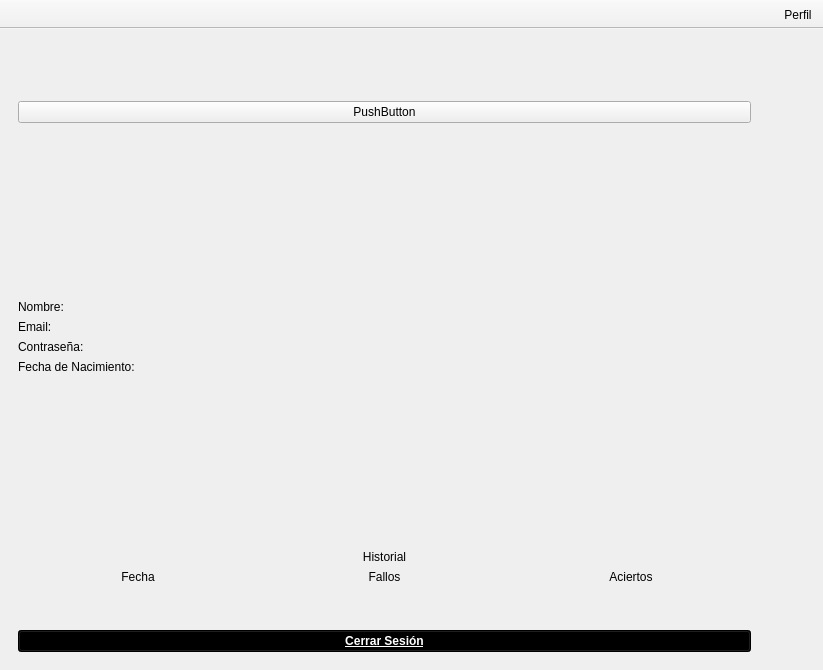
First picture: the form in mainwindow.ui, repository raqquel21/carta-nautica, before the edit.
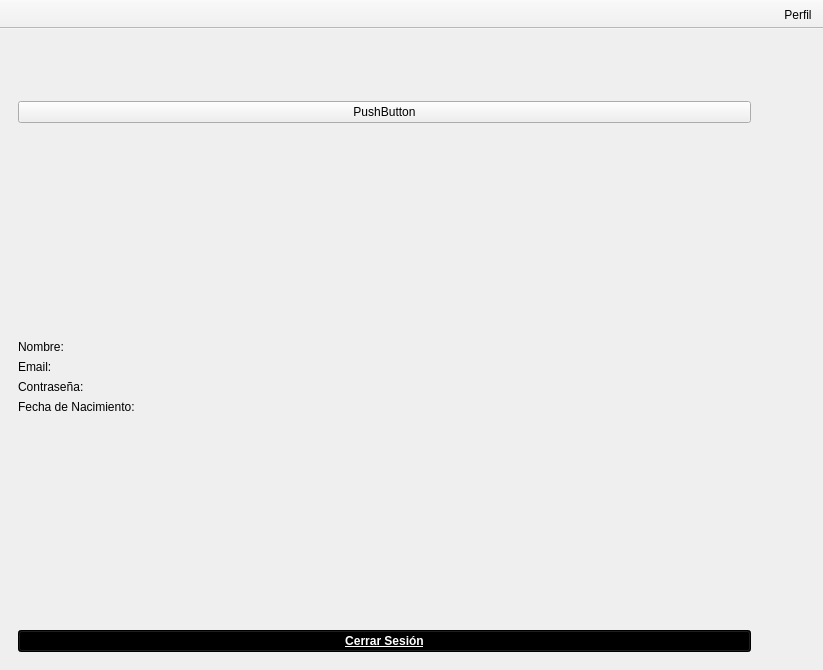
Second picture: the form after the edit. The open tabs and pages were chosen to show the change. Icons and pictures are not drawn.

Commit message: ojo contraseña y tab

Patch:
```diff
--- a/mainwindow.ui
+++ b/mainwindow.ui
@@ -587,7 +587,48 @@
           </item>
           <item row="1" column="0">
            <layout class="QGridLayout" name="gridLayout_8">
-            <item row="15" column="0" colspan="3">
+            <item row="1" column="0" colspan="2">
+             <spacer name="verticalSpacer_8">
+              <property name="orientation">
+               <enum>Qt::Orientation::Vertical</enum>
+              </property>
+              <property name="sizeHint" stdset="0">
+               <size>
+                <width>20</width>
+                <height>40</height>
+               </size>
+              </property>
+             </spacer>
+            </item>
+            <item row="0" column="0" colspan="2">
+             <widget class="QPushButton" name="pushButton">
+              <property name="text">
+               <string>PushButton</string>
+              </property>
+             </widget>
+            </item>
+            <item row="2" column="0" colspan="2">
+             <widget class="QLabel" name="nombre">
+              <property name="text">
+               <string>Nombre:</string>
+              </property>
+             </widget>
+            </item>
+            <item row="5" column="0" colspan="2">
+             <widget class="QLabel" name="nacimiento">
+              <property name="text">
+               <string>Fecha de Nacimiento:</string>
+              </property>
+             </widget>
+            </item>
+            <item row="3" column="0" colspan="2">
+             <widget class="QLabel" name="email">
+              <property name="text">
+               <string>Email:</string>
+              </property>
+             </widget>
+            </item>
+            <item row="10" column="0" colspan="2">
              <widget class="QPushButton" name="cerrarSesion">
               <property name="font">
                <font>
@@ -607,129 +648,26 @@
               </property>
              </widget>
             </item>
-            <item row="7" column="0" colspan="3">
-             <widget class="QLabel" name="label">
-              <property name="text">
-               <string>Historial</string>
+            <item row="6" column="0" colspan="2">
+             <spacer name="verticalSpacer_7">
+              <property name="orientation">
+               <enum>Qt::Orientation::Vertical</enum>
               </property>
-              <property name="alignment">
-               <set>Qt::AlignmentFlag::AlignCenter</set>
+              <property name="sizeHint" stdset="0">
+               <size>
+                <width>20</width>
+                <height>40</height>
+               </size>
               </property>
-             </widget>
+             </spacer>
             </item>
-            <item row="5" column="0" colspan="3">
-             <widget class="QLabel" name="nacimiento">
-              <property name="text">
-               <string>Fecha de Nacimiento:</string>
-              </property>
-             </widget>
-            </item>
-            <item row="8" column="2">
-             <widget class="QLabel" name="label_2">
-              <property name="text">
-               <string>Aciertos</string>
-              </property>
-              <property name="alignment">
-               <set>Qt::AlignmentFlag::AlignCenter</set>
-              </property>
-             </widget>
-            </item>
-            <item row="8" column="1">
-             <widget class="QLabel" name="label_3">
-              <property name="text">
-               <string>Fallos</string>
-              </property>
-              <property name="alignment">
-               <set>Qt::AlignmentFlag::AlignCenter</set>
-              </property>
-             </widget>
-            </item>
-            <item row="3" column="0" colspan="3">
-             <widget class="QLabel" name="email">
-              <property name="text">
-               <string>Email:</string>
-              </property>
-             </widget>
-            </item>
-            <item row="4" column="0" colspan="3">
+            <item row="4" column="0" colspan="2">
              <widget class="QLabel" name="contrasenya">
               <property name="text">
                <string>Contraseña:</string>
               </property>
              </widget>
             </item>
-            <item row="0" column="0" colspan="3">
-             <widget class="QPushButton" name="pushButton">
-              <property name="text">
-               <string>PushButton</string>
-              </property>
-             </widget>
-            </item>
-            <item row="6" column="0" colspan="3">
-             <spacer name="verticalSpacer_7">
-              <property name="orientation">
-               <enum>Qt::Orientation::Vertical</enum>
-              </property>
-              <property name="sizeHint" stdset="0">
-               <size>
-                <width>20</width>
-                <height>40</height>
-               </size>
-              </property>
-             </spacer>
-            </item>
-            <item row="1" column="0" colspan="3">
-             <spacer name="verticalSpacer_8">
-              <property name="orientation">
-               <enum>Qt::Orientation::Vertical</enum>
-              </property>
-              <property name="sizeHint" stdset="0">
-               <size>
-                <width>20</width>
-                <height>40</height>
-               </size>
-              </property>
-             </spacer>
-            </item>
-            <item row="2" column="0" colspan="3">
-             <widget class="QLabel" name="nombre">
-              <property name="text">
-               <string>Nombre:</string>
-              </property>
-             </widget>
-            </item>
-            <item row="12" column="0" rowspan="2" colspan="3">
-             <spacer name="verticalSpacer_2">
-              <property name="orientation">
-               <enum>Qt::Orientation::Vertical</enum>
-              </property>
-              <property name="sizeHint" stdset="0">
-               <size>
-                <width>20</width>
-                <height>40</height>
-               </size>
-              </property>
-             </spacer>
-            </item>
-            <item row="8" column="0">
-             <widget class="QLabel" name="label_4">
-              <property name="text">
-               <string>Fecha</string>
-              </property>
-              <property name="alignment">
-               <set>Qt::AlignmentFlag::AlignCenter</set>
-              </property>
-             </widget>
-            </item>
-            <item row="9" column="0">
-             <layout class="QVBoxLayout" name="verticalLayout_2"/>
-            </item>
-            <item row="9" column="1">
-             <layout class="QVBoxLayout" name="verticalLayout_4"/>
-            </item>
-            <item row="9" column="2">
-             <layout class="QVBoxLayout" name="verticalLayout_5"/>
-            </item>
            </layout>
           </item>
          </layout>
```
Left out of the diff: 417 changed lines with no effect on the pictures. The commit also changes 3 other files.
